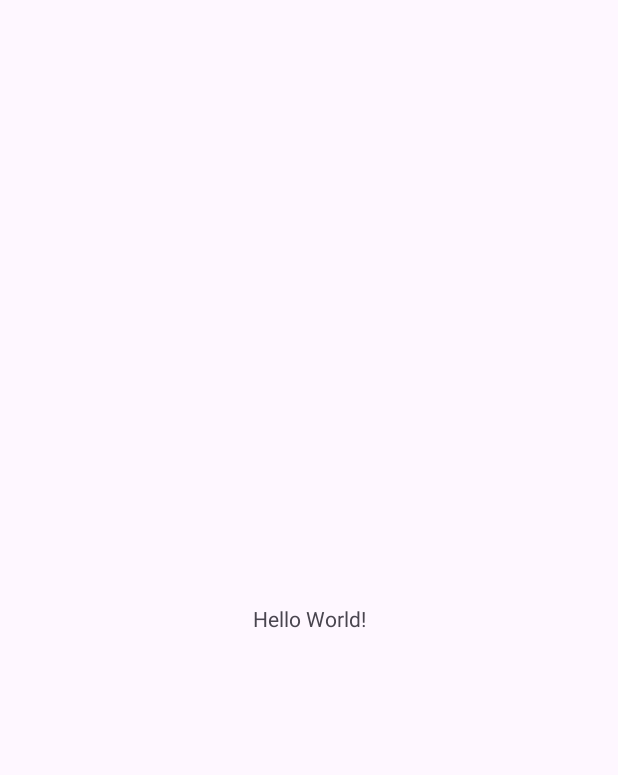
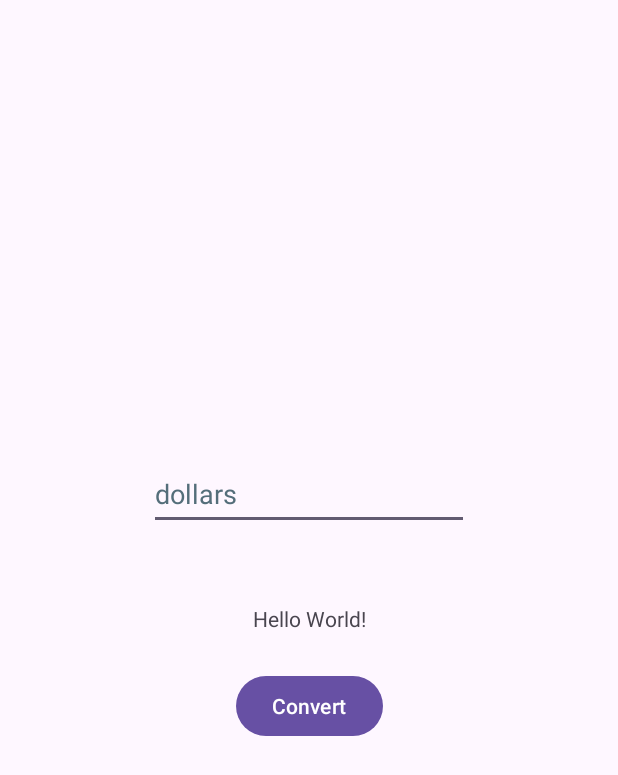
Before and after one commit to Gurpinder009/mobile_development2_classwork, an Android app: the screen it shows after launch (MainActivity), on a phone screen of 412 x 824 dp. Before the commit the part shown is almost empty. Shown: the top 775 px of the screen. Run offline under Robolectric (Android 15) with nearby library versions, the phone set to English and light mode, and no system bars.

Commit message:
almost done

```diff
--- a/app/build.gradle.kts
+++ b/app/build.gradle.kts
@@ -5,7 +5,7 @@ plugins {
 
 android {
     namespace = "com.example.classwork"
-    compileSdk = 34
+    compileSdk = 35
 
     defaultConfig {
         applicationId = "com.example.classwork"
--- a/app/src/main/java/com/example/classwork/MainActivity.kt
+++ b/app/src/main/java/com/example/classwork/MainActivity.kt
@@ -1,6 +1,9 @@
 package com.example.classwork
 
 import android.os.Bundle
+import android.view.View
+import android.widget.EditText
+import android.widget.TextView
 import androidx.activity.enableEdgeToEdge
 import androidx.appcompat.app.AppCompatActivity
 import androidx.core.view.ViewCompat
@@ -17,4 +20,28 @@ class MainActivity : AppCompatActivity() {
             insets
         }
     }
+
+
+
+
+
+
+    fun convertCurrency(view: View){
+        val dollarInput = findViewById<EditText>(R.id.dollar_input)
+        val outputText = findViewById<TextView>(R.id.output_txt)
+
+        if(dollarInput.text.isNotEmpty()){
+            val dollarValue:Float = dollarInput.text.toString().toFloat();
+            outputText.text = (dollarValue * 0.85f).toString();
+        }else{
+            outputText.text = getString(R.string.no_value_msg)
+        }
+
+
+
+
+    }
+
+
+
 }
--- a/app/src/main/res/layout/activity_main.xml
+++ b/app/src/main/res/layout/activity_main.xml
@@ -7,7 +7,10 @@
     android:layout_height="match_parent"
     tools:context=".MainActivity">
 
+
+
     <TextView
+        android:id="@+id/output_txt"
         android:layout_width="wrap_content"
         android:layout_height="wrap_content"
         android:text="Hello World!"
@@ -16,4 +19,34 @@
         app:layout_constraintStart_toStartOf="parent"
         app:layout_constraintTop_toTopOf="parent" />
 
+    <Button
+        android:id="@+id/convertor_btn"
+        android:layout_width="wrap_content"
+        android:layout_height="wrap_content"
+        android:autofillHints=""
+        android:text="@string/convert_btn"
+        android:onClick="convertCurrency"
+        app:layout_constraintBottom_toBottomOf="parent"
+        app:layout_constraintEnd_toEndOf="parent"
+        app:layout_constraintStart_toStartOf="parent"
+        app:layout_constraintTop_toBottomOf="@+id/output_txt"
+        app:layout_constraintVertical_bias="0.06999999" />
+
+    <EditText
+        android:id="@+id/dollar_input"
+        android:layout_width="wrap_content"
+        android:layout_height="wrap_content"
+        android:ems="10"
+        android:hint="@string/dollars_hint"
+        android:inputType="numberDecimal"
+        android:minHeight="48dp"
+        android:textColorHint="#546E7A"
+        app:layout_constraintBottom_toTopOf="@+id/output_txt"
+        app:layout_constraintEnd_toEndOf="parent"
+        app:layout_constraintStart_toStartOf="parent"
+        app:layout_constraintTop_toTopOf="parent"
+        app:layout_constraintVertical_bias="0.86" />
+
+
+
 </androidx.constraintlayout.widget.ConstraintLayout>
--- a/app/src/main/res/values/strings.xml
+++ b/app/src/main/res/values/strings.xml
@@ -1,3 +1,6 @@
 <resources>
     <string name="app_name">classwork</string>
+    <string name="dollars_hint">dollars</string>
+    <string name="convert_btn">Convert</string>
+    <string name="no_value_msg">No value is given</string>
 </resources>
```
